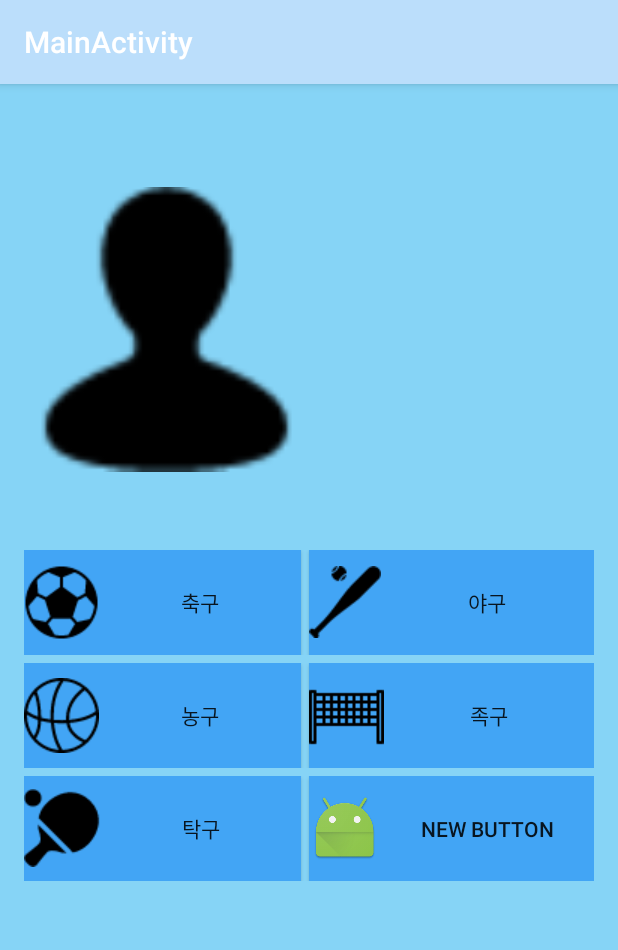
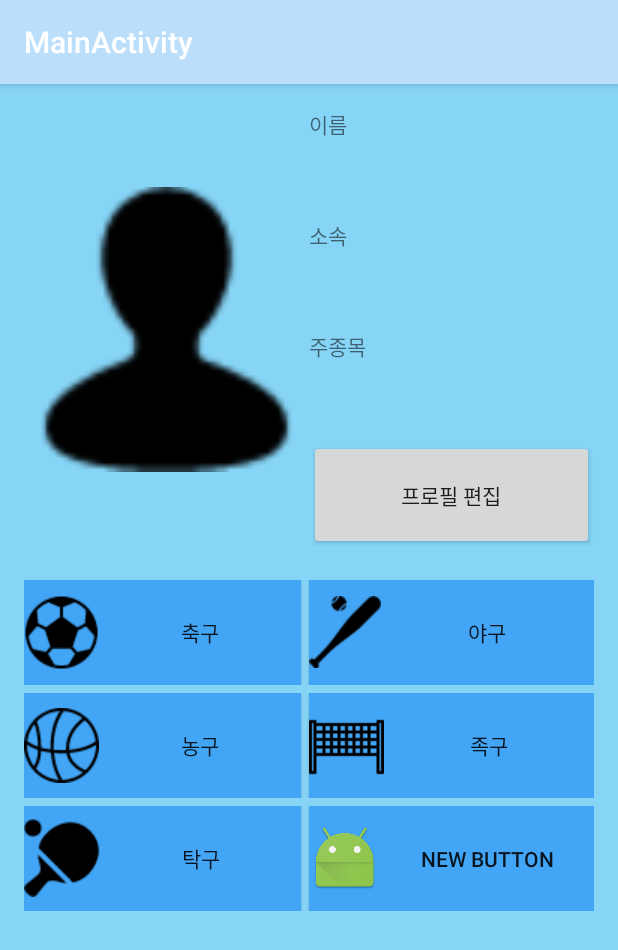
Before and after one commit to Kimjinsuk/playground, an Android app: the MainActivity screen opened directly, with no data from a screen before it, on a phone screen of 412 x 824 dp. Shown: the top 950 px of the screen. Run offline under Robolectric (Android 15) with nearby library versions, the phone set to English and light mode, and no system bars.

Commit message:
메인메뉴 프로필창 수정

```diff
--- a/playground/app/src/main/java/com/example/peesit/playground/ClauseActivity.java
+++ b/playground/app/src/main/java/com/example/peesit/playground/ClauseActivity.java
@@ -21,7 +21,7 @@ public class ClauseActivity extends AppCompatActivity {
         super.onCreate(savedInstanceState);
         setContentView(R.layout.activity_clause);
 
-        radio = (RadioGroup) findViewById(R.id.rbtnclause);
+        radio = (RadioGroup) findViewById(R.id.rgclause);
 
         btn = (Button) findViewById(R.id.btnclasecheck);
         btn.setOnClickListener(new View.OnClickListener() {
@@ -29,11 +29,11 @@ public class ClauseActivity extends AppCompatActivity {
             @Override
             public void onClick(View v) {
                 //public int getCheckedRadioButtonId () : 선택된 라디오버튼의 ID값을 반환
-                RadioButton rd = (RadioButton) findViewById(radio.getCheckedRadioButtonId());
-                String str_Qtype = rd.getText().toString();
-
-                Toast.makeText(getApplicationContext(), str_Qtype+" 선택됨",
-                        Toast.LENGTH_SHORT).show();
+                //RadioButton rd = (RadioButton) findViewById(radio.getCheckedRadioButtonId());
+                //String str_Qtype = rd.getText().toString();
+//
+                //Toast.makeText(getApplicationContext(), str_Qtype+" 선택됨",
+                //        Toast.LENGTH_SHORT).show();
             }
         });
 
--- a/playground/app/src/main/res/layout/activity_clause.xml
+++ b/playground/app/src/main/res/layout/activity_clause.xml
@@ -32,14 +32,12 @@
         </ScrollView>
 
 
-
-
             <RadioGroup
                 android:layout_width="wrap_content"
                 android:layout_height="wrap_content"
                 android:layout_marginTop="17dp"
                 android:layout_marginLeft="10dp"
-                android:id="@+id/rbtnclause"
+                android:id="@+id/rgclause"
                 android:orientation="vertical"
                 android:layout_gravity="center_vertical">
                 <RadioButton
@@ -58,6 +56,7 @@
                     android:textStyle="bold"
                     android:fontFamily="sans-serif"
                     android:checked="true"/>
+
             </RadioGroup>
 
         <LinearLayout
--- a/playground/app/src/main/res/layout/content_main.xml
+++ b/playground/app/src/main/res/layout/content_main.xml
@@ -24,7 +24,6 @@
             android:orientation="horizontal"
             android:layout_width="match_parent"
             android:layout_height="match_parent"
-            android:weightSum="2"
             android:layout_weight="3">
 
             <ImageView
@@ -40,6 +39,76 @@
                 android:layout_height="match_parent"
                 android:layout_weight="1">
 
+                <LinearLayout
+                    android:layout_width="match_parent"
+                    android:layout_height="match_parent"
+                    android:layout_marginBottom="5dp"
+                    android:layout_weight="1"
+                    android:orientation="horizontal">
+
+                    <TextView
+                        android:layout_width="match_parent"
+                        android:layout_height="match_parent"
+                        android:text="이름"
+                        android:layout_weight="1"/>
+
+                    <TextView
+                        android:layout_width="match_parent"
+                        android:layout_height="match_parent"
+                        android:text=""
+                        android:layout_weight="1"/>
+
+                </LinearLayout>
+
+                <LinearLayout
+                    android:layout_width="match_parent"
+                    android:layout_height="match_parent"
+                    android:layout_marginBottom="5dp"
+                    android:layout_weight="1"
+                    android:orientation="horizontal">
+
+                    <TextView
+                        android:layout_width="match_parent"
+                        android:layout_height="match_parent"
+                        android:text="소속"
+                        android:layout_weight="1"/>
+
+                    <TextView
+                        android:layout_width="match_parent"
+                        android:layout_height="match_parent"
+                        android:text=""
+                        android:layout_weight="1"/>
+
+                </LinearLayout>
+
+                <LinearLayout
+                    android:layout_width="match_parent"
+                    android:layout_height="match_parent"
+                    android:layout_marginBottom="5dp"
+                    android:layout_weight="1"
+                    android:orientation="horizontal">
+
+                    <TextView
+                        android:layout_width="match_parent"
+                        android:layout_height="match_parent"
+                        android:text="주종목"
+                        android:layout_weight="1"/>
+
+                    <TextView
+                        android:layout_width="match_parent"
+                        android:layout_height="match_parent"
+                        android:text=""
+                        android:layout_weight="1"/>
+
+                </LinearLayout>
+
+
+                <Button
+                    android:layout_width="match_parent"
+                    android:layout_height="match_parent"
+                    android:layout_weight="1"
+                    android:text="프로필 편집"/>
+
             </LinearLayout>
         </LinearLayout>
 
@@ -47,6 +116,7 @@
             android:orientation="vertical"
             android:layout_width="match_parent"
             android:layout_height="match_parent"
+            android:layout_marginTop="20dp"
             android:layout_weight="2">
 
             <LinearLayout
```
